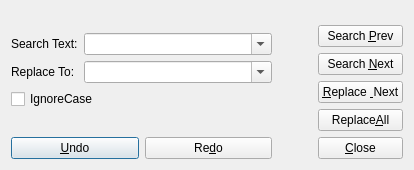
Old version of the form viMarkdown/src/ReplaceDialog.ui in the repository shigmas/viMarkdown.
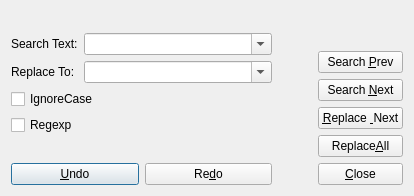
New version of the form.

Commit message: 0085 ◎ C 05/15 05/19 03009│ToDo│Replace ダイアログ：正規表現 チェックボックス追加

What changed in the file:
```diff
--- a/viMarkdown/src/ReplaceDialog.ui
+++ b/viMarkdown/src/ReplaceDialog.ui
@@ -7,7 +7,7 @@
     <x>0</x>
     <y>0</y>
     <width>414</width>
-    <height>170</height>
+    <height>196</height>
    </rect>
   </property>
   <property name="windowTitle">
@@ -68,6 +68,13 @@
        </property>
       </widget>
      </item>
+     <item>
+      <widget class="QCheckBox" name="regexp">
+       <property name="text">
+        <string>Regexp</string>
+       </property>
+      </widget>
+     </item>
      <item>
       <spacer name="verticalSpacer_2">
        <property name="orientation">
```
The commit also changes 9 other files.
